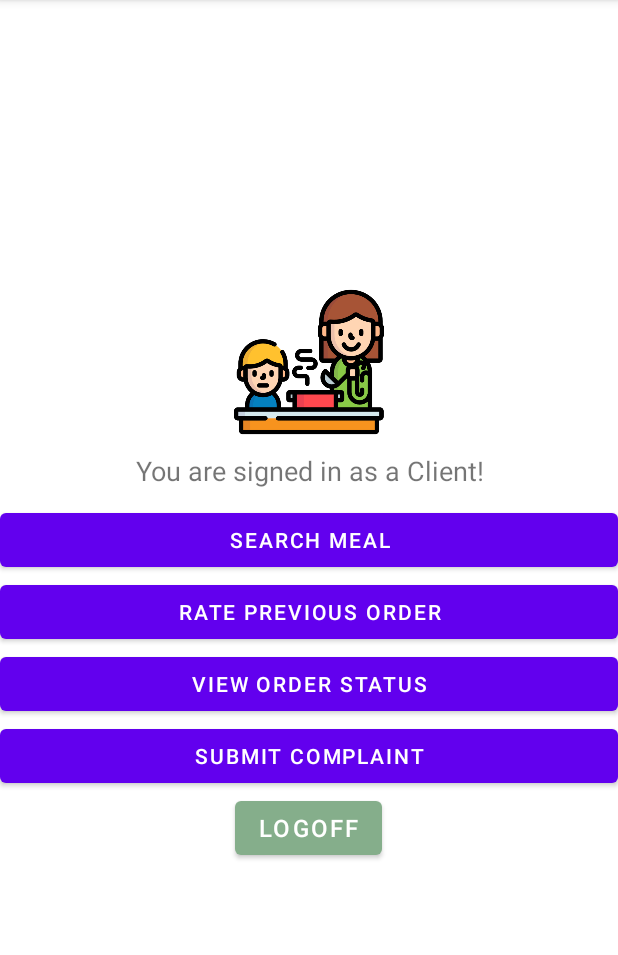
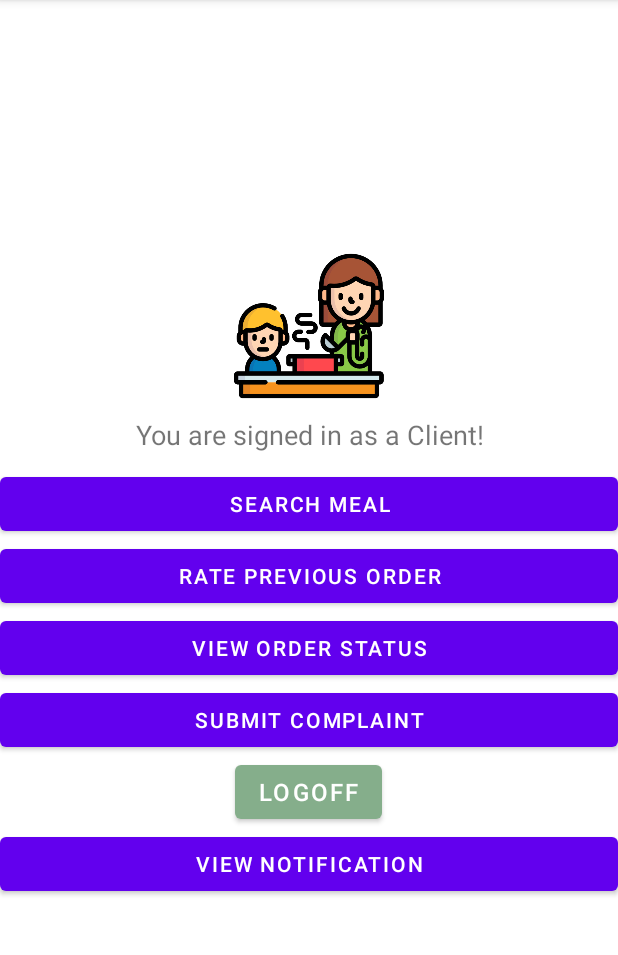
Before and after one commit to uOttawaSEGA2022/halal-eats, an Android app: the ClientSuccessfulLogin screen opened directly, with no data from a screen before it, on a phone screen of 412 x 824 dp, the part 84-1039 px from its top. Run offline under Robolectric (Android 15) with nearby library versions, the phone set to English and light mode, and no system bars.

Commit message:
added notification button (uncoded)

```diff
--- a/app/src/main/java/com/example/mealerapp/ClientSuccessfulLogin.java
+++ b/app/src/main/java/com/example/mealerapp/ClientSuccessfulLogin.java
@@ -6,6 +6,7 @@ import android.content.Intent;
 import android.os.Bundle;
 import android.view.View;
 import android.widget.Button;
+import android.widget.Toast;
 
 public class ClientSuccessfulLogin extends AppCompatActivity {
 
@@ -14,6 +15,7 @@ public class ClientSuccessfulLogin extends AppCompatActivity {
     private Button viewstatus;
     private Button submitcomplaint;
     private Button ratepreviousorder;
+    private Button viewnotification;
 
     @Override
     protected void onCreate(Bundle savedInstanceState) {
@@ -25,6 +27,7 @@ public class ClientSuccessfulLogin extends AppCompatActivity {
         viewstatus = (Button) findViewById(R.id.viewstatus);
         submitcomplaint = (Button) findViewById(R.id.submitcomplaint);
         ratepreviousorder = (Button) findViewById(R.id.rateprevorder);
+        viewnotification = (Button) findViewById(R.id.viewnotification);
 
         returnHome.setOnClickListener(new View.OnClickListener() {
             @Override
@@ -56,6 +59,12 @@ public class ClientSuccessfulLogin extends AppCompatActivity {
                 openRate();
             }
         });
+        viewnotification.setOnClickListener(new View.OnClickListener() {
+            @Override
+            public void onClick(View view) {
+                Toast.makeText(ClientSuccessfulLogin.this, "Your Last Order was + approved status(fix later)", Toast.LENGTH_SHORT).show();
+            }
+        });
 
     }
 
--- a/app/src/main/res/layout/activity_client_successful_login.xml
+++ b/app/src/main/res/layout/activity_client_successful_login.xml
@@ -67,5 +67,11 @@
             android:textSize="16sp"
             app:backgroundTint="#85ae8b" />
 
+        <Button
+            android:id="@+id/viewnotification"
+            android:layout_width="match_parent"
+            android:layout_height="wrap_content"
+            android:text="view notification" />
+
     </LinearLayout>
 </androidx.constraintlayout.widget.ConstraintLayout>
```
